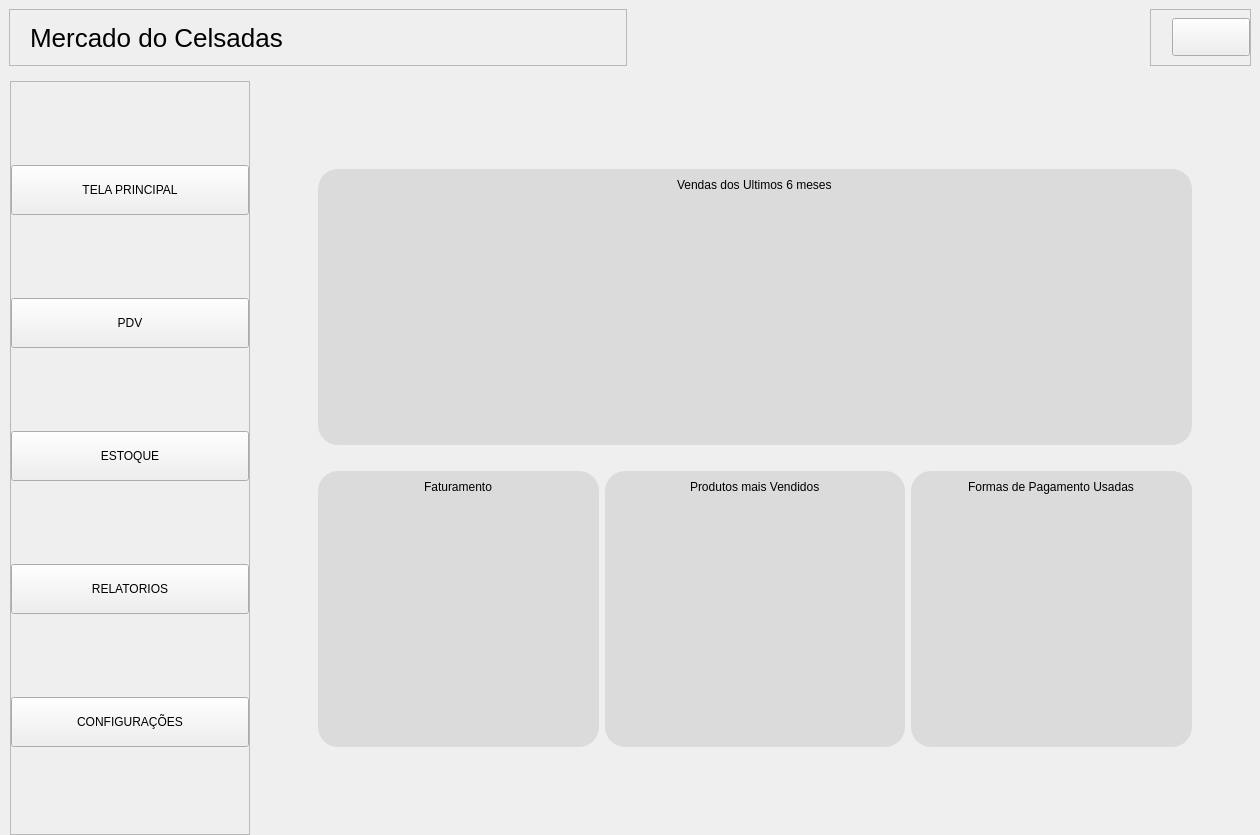
CelsoLucas/Mercado, file ui_tela_principal.ui: the form before one commit.
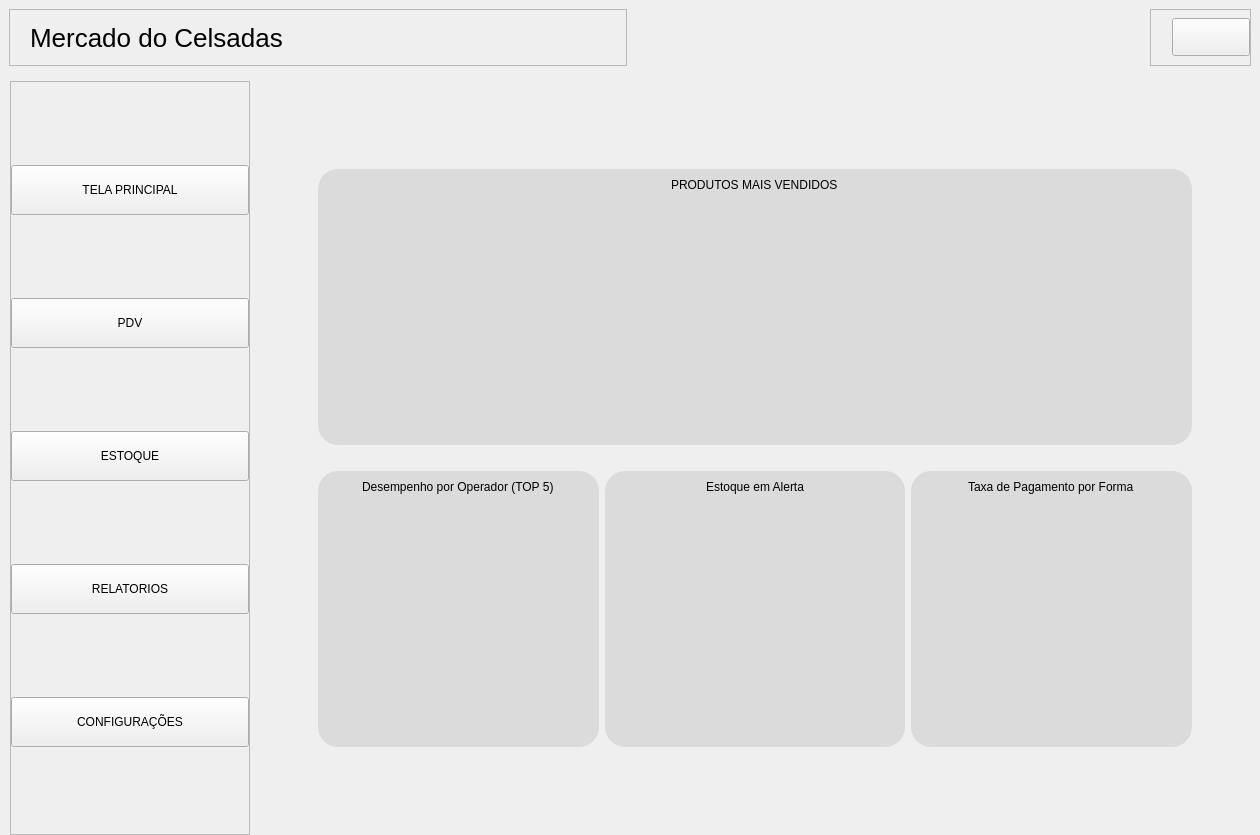
The form after the commit. The open tabs and pages were chosen to show the change. Icons and pictures are not drawn.

Commit message: tela relatorios atualizada

The edit to the form file:
```diff
--- a/ui_tela_principal.ui
+++ b/ui_tela_principal.ui
@@ -2727,7 +2727,7 @@
                     <item alignment="Qt::AlignmentFlag::AlignHCenter|Qt::AlignmentFlag::AlignTop">
                      <widget class="QLabel" name="txt_produtos_mais_vendidos">
                       <property name="text">
-                       <string>Produtos mais Vendidos</string>
+                       <string>Estoque em Alerta</string>
                       </property>
                      </widget>
                     </item>
@@ -2767,7 +2767,7 @@
                     <item alignment="Qt::AlignmentFlag::AlignHCenter|Qt::AlignmentFlag::AlignTop">
                      <widget class="QLabel" name="txt_vendas_ultimos_6_meses">
                       <property name="text">
-                       <string>Vendas dos Ultimos 6 meses</string>
+                       <string>PRODUTOS MAIS VENDIDOS</string>
                       </property>
                      </widget>
                     </item>
@@ -2813,7 +2813,7 @@
                     <item alignment="Qt::AlignmentFlag::AlignHCenter|Qt::AlignmentFlag::AlignTop">
                      <widget class="QLabel" name="txt_lucro_prejuizo">
                       <property name="text">
-                       <string>Faturamento</string>
+                       <string>Desempenho por Operador (TOP 5)</string>
                       </property>
                      </widget>
                     </item>
@@ -2855,7 +2855,7 @@
                     <item alignment="Qt::AlignmentFlag::AlignHCenter|Qt::AlignmentFlag::AlignTop">
                      <widget class="QLabel" name="label_4">
                       <property name="text">
-                       <string>Formas de Pagamento Usadas</string>
+                       <string>Taxa de Pagamento por Forma</string>
                       </property>
                      </widget>
                     </item>
```
Left out of the diff: 21 changed lines with no effect on the pictures. The commit also changes 8 other files.
